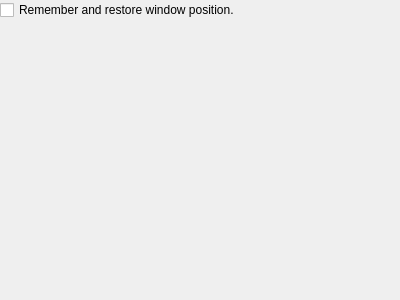
This is src/SettingGeneralForm.ui in soramimi/Guitar as Qt 5 draws it before an edit. The edited form follows.
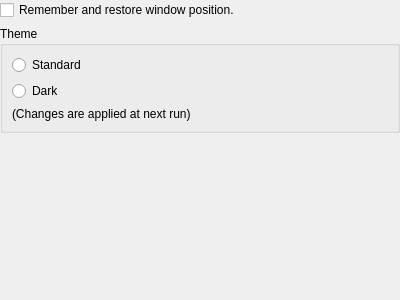
This is the edited form.

Diff of the .ui file:
```diff
--- a/src/SettingGeneralForm.ui
+++ b/src/SettingGeneralForm.ui
@@ -33,6 +33,36 @@
      </property>
     </widget>
    </item>
+   <item>
+    <widget class="QGroupBox" name="groupBox">
+     <property name="title">
+      <string>Theme</string>
+     </property>
+     <layout class="QVBoxLayout" name="verticalLayout_2">
+      <item>
+       <widget class="QRadioButton" name="radioButton_theme_standard">
+        <property name="text">
+         <string>Standard</string>
+        </property>
+       </widget>
+      </item>
+      <item>
+       <widget class="QRadioButton" name="radioButton_theme_dark">
+        <property name="text">
+         <string>Dark</string>
+        </property>
+       </widget>
+      </item>
+      <item>
+       <widget class="QLabel" name="label">
+        <property name="text">
+         <string>(Changes are applied at next run)</string>
+        </property>
+       </widget>
+      </item>
+     </layout>
+    </widget>
+   </item>
    <item>
     <spacer name="verticalSpacer">
      <property name="orientation">
```
